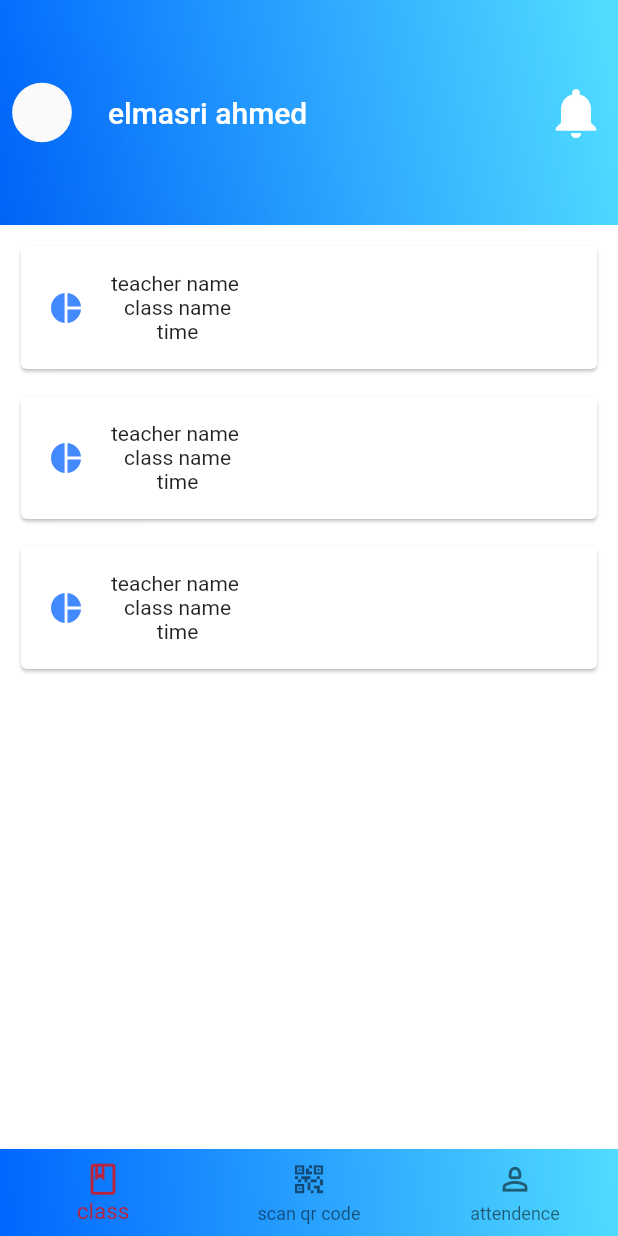
After one commit to GHanamaAhmed/student-attendance, a Flutter app: the student_UI screen opened directly, on a phone screen of 412 x 824 dp. The commit adds this screen. Run offline on Flutter 3.47's test engine with Material 2 defaults, Android fonts, the phone set to English and light mode, and no system bars; our stand-ins replace card_swiper.

Commit message:
update 3/25/2023

```diff
--- a/lib/signup/page1.dart
+++ b/lib/signup/page1.dart
@@ -1,7 +1,5 @@
-import 'dart:convert';
 import 'dart:io';
 import 'package:flutter/material.dart';
-import 'package:http/http.dart' as http;
 import 'package:card_swiper/card_swiper.dart';
 
 class Page1 extends StatefulWidget {
--- /dev/null
+++ b/lib/student ui/student_UI.dart
@@ -0,0 +1,138 @@
+import 'package:flutter/material.dart';
+
+class student_UI extends StatefulWidget {
+  const student_UI({Key? key}) : super(key: key);
+
+  @override
+  State<student_UI> createState() => _student_UIState();
+}
+
+class _student_UIState extends State<student_UI> {
+  int currentPage = 0;
+  String username = 'elmasri ahmed';
+  List<String> entries = <String>['A', 'B', 'C'];
+  final List<int> colorCodes = <int>[600, 500, 100];
+  Widget betterlist(BuildContext context) {
+    return ListView.separated(
+      padding: const EdgeInsets.all(10),
+      itemCount: entries.length,
+      itemBuilder: (BuildContext context, int index) {
+        return Container(
+          height: 90,
+          child: Card(
+           /* decoration:  BoxDecoration(
+              gradient:const LinearGradient(
+                begin: Alignment.bottomLeft,
+                    end: Alignment.centerRight,
+                  colors: [
+                    Color(0xffb9bdc5),
+                    Color(0xffe6ebf3)
+                  ],
+              ),
+              borderRadius: BorderRadius.circular(8.0),
+            ),*/
+            // height: 60,
+
+            child:Row(
+              mainAxisAlignment: MainAxisAlignment.start  ,
+
+              children: [
+                 const SizedBox(
+                  width: 60,
+                  child:Icon(
+                      Icons.pie_chart_sharp
+                          ,color: Colors.blueAccent
+                  ),
+                ),
+                Column(
+                  mainAxisAlignment: MainAxisAlignment.center,
+                  children: const [
+                    Text('teacher name '),
+                    Text('class name'),
+                    Text('time')
+                  ],
+
+                )
+              ],
+            )
+
+          ),
+        );
+      },
+      separatorBuilder: (BuildContext context, int index) => const Divider(
+        height: 10,
+        thickness: 0,
+        color: Colors.transparent,
+      ),
+    );
+  }
+
+  void _onItemtapped(int index) {
+    setState(() {
+      currentPage = index;
+    });
+  }
+
+  @override
+  Widget build(BuildContext context) {
+    return Scaffold(
+
+      backgroundColor: const Color(0xeaffffff),
+      appBar: PreferredSize(
+        preferredSize: const Size(10, 150),
+        child: AppBar(
+          title: Text(username),
+          actions: [
+            IconButton(
+              onPressed: () {},
+              icon: const Icon(Icons.notifications),
+              iconSize: 40,
+            )
+          ],
+          toolbarHeight: 150,
+          elevation: 0,
+          leading: const Padding(
+            padding: EdgeInsets.all(8.1),
+            child: Material(
+              shape: CircleBorder(),
+              elevation: 100,
+            ),
+          ),
+          flexibleSpace: Container(
+            decoration: const BoxDecoration(
+                gradient: LinearGradient(
+                    begin: Alignment.bottomLeft,
+                    end: Alignment.centerRight,
+                    colors: [Color(0xff0066ff), Color(0xff50dbff)])),
+          ),
+          backgroundColor: Colors.transparent,
+        ),
+      ),
+      bottomNavigationBar: Container(
+        decoration: const BoxDecoration(
+            gradient: LinearGradient(
+                begin: Alignment.bottomLeft,
+                end: Alignment.centerRight,
+                colors: [Color(0xff0066ff), Color(0xff50dbff)])),
+        child: BottomNavigationBar(
+          elevation: 0,
+          currentIndex: currentPage,
+          backgroundColor: Colors.transparent,
+          selectedFontSize: 15,
+          iconSize: 25,
+          selectedItemColor: const Color(0xcfe10f0f),
+          onTap: _onItemtapped,
+          items: const [
+            BottomNavigationBarItem(
+                icon: Icon(Icons.class_outlined), label: 'class'),
+            BottomNavigationBarItem(
+                icon: Icon(Icons.qr_code_2_outlined), label: 'scan qr code'),
+            BottomNavigationBarItem(
+                icon: Icon(Icons.person_2_outlined), label: 'attendence'),
+          ],
+        ),
+      ),
+      body: betterlist(context),
+    );
+  }
+}
```
